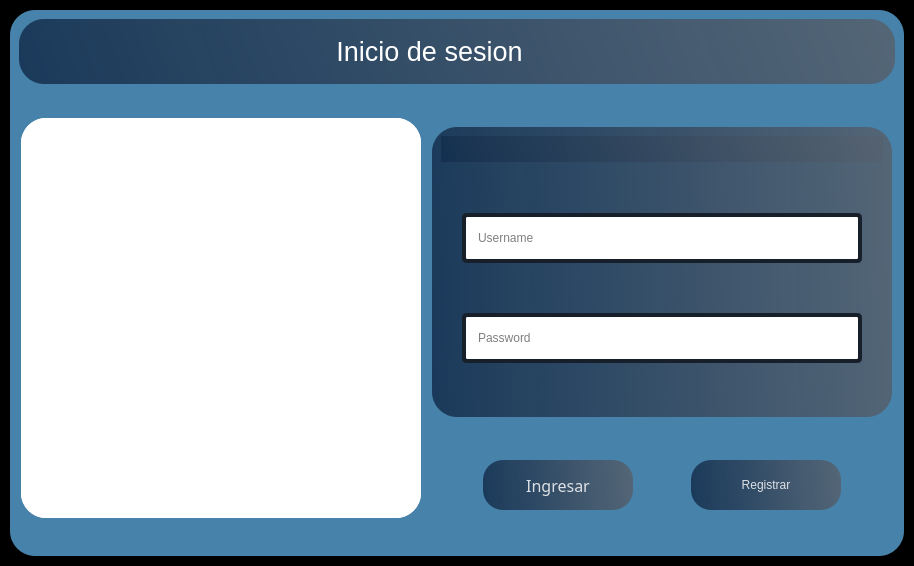
First picture: the form in interfaces/loggin.ui, repository Reinaldito04/App-Consultas-y-Historias-Medicas, before the edit.
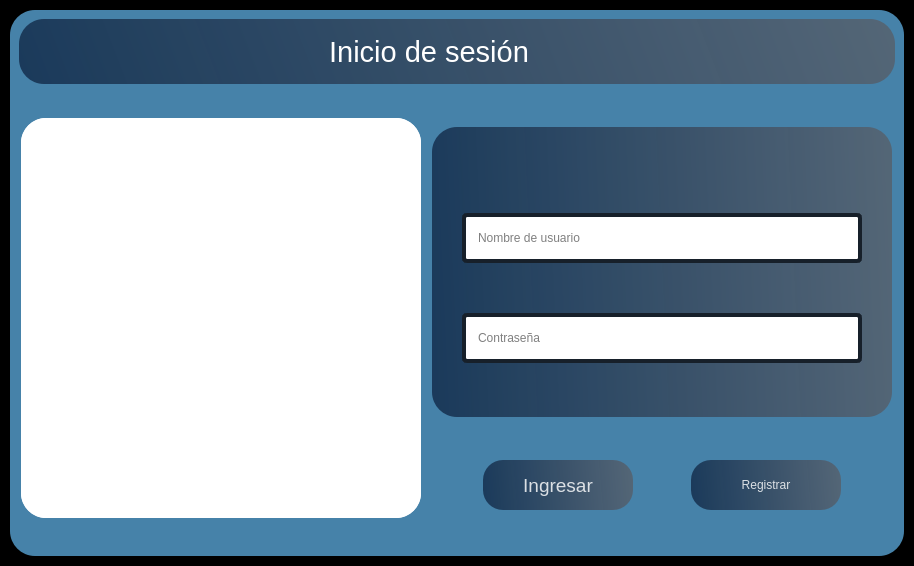
Second picture: the form after the edit. Icons and pictures are not drawn.

Diff of the .ui file:
```diff
--- a/interfaces/loggin.ui
+++ b/interfaces/loggin.ui
@@ -115,17 +115,22 @@
                 <widget class="QLabel" name="label_3">
                  <property name="font">
                   <font>
-                   <pointsize>20</pointsize>
+                   <family>MS Shell Dlg 2</family>
+                   <pointsize>22</pointsize>
+                   <weight>9</weight>
+                   <italic>false</italic>
+                   <bold>false</bold>
                   </font>
                  </property>
                  <property name="styleSheet">
                   <string notr="true">QLabel{
 background-color:none;
 color:white;
+	font: 75 22pt &quot;MS Shell Dlg 2&quot;;
 }</string>
                  </property>
                  <property name="text">
-                  <string>Inicio de sesion</string>
+                  <string>Inicio de sesión</string>
                  </property>
                  <property name="alignment">
                   <set>Qt::AlignCenter</set>
@@ -349,6 +354,11 @@
                      <pointsize>14</pointsize>
                     </font>
                    </property>
+                   <property name="styleSheet">
+                    <string notr="true">QLabel{
+background-color:none;
+}</string>
+                   </property>
                    <property name="text">
                     <string/>
                    </property>
@@ -425,7 +435,7 @@
                       <set>Qt::AlignLeading|Qt::AlignLeft|Qt::AlignVCenter</set>
                      </property>
                      <property name="placeholderText">
-                      <string>Username</string>
+                      <string>Nombre de usuario</string>
                      </property>
                     </widget>
                    </item>
@@ -509,7 +519,7 @@
                       <enum>QLineEdit::Password</enum>
                      </property>
                      <property name="placeholderText">
-                      <string>Password</string>
+                      <string>Contraseña</string>
                      </property>
                     </widget>
                    </item>
@@ -588,16 +598,16 @@
                   </property>
                   <property name="font">
                    <font>
-                    <family>Hack Nerd Font</family>
-                    <pointsize>12</pointsize>
-                    <weight>50</weight>
+                    <family>MS Shell Dlg 2</family>
+                    <pointsize>14</pointsize>
+                    <weight>9</weight>
                     <italic>false</italic>
                     <bold>false</bold>
                    </font>
                   </property>
                   <property name="styleSheet">
                    <string notr="true">QPushButton{
-	font: 12pt &quot;Hack Nerd Font&quot;;
+	font: 75 14pt &quot;MS Shell Dlg 2&quot;;
 color:rgba(255,255,255,210);
 
 border-radius:20px;
@@ -657,7 +667,7 @@
                   </property>
                   <property name="styleSheet">
                    <string notr="true">QPushButton{
-	font: 12pt &quot;Hack Nerd Font&quot;;
+	font: 75 14pt &quot;MS Shell Dlg 2&quot;;
 color:rgba(255,255,255,210);
 
 border-radius:20px;
@@ -669,9 +679,7 @@
 
 background-color: qlineargradient(spread:pad, x1:0, y1:0.505682 , x2:1 , y2:0.477,stop:0 rgba(128, 0, 255,219), stop:1 rgba(85,98,112,226));
 
-}
-
-</string>
+}</string>
                   </property>
                   <property name="text">
                    <string>Registrar</string>
```
